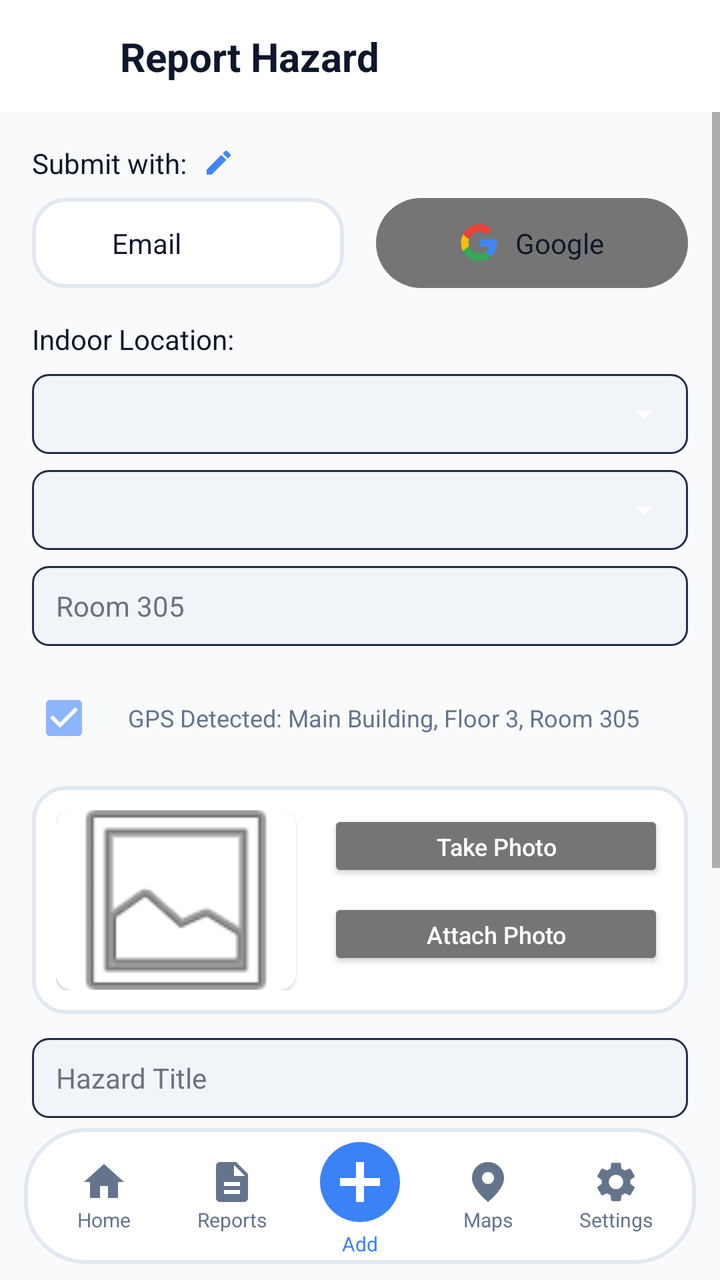
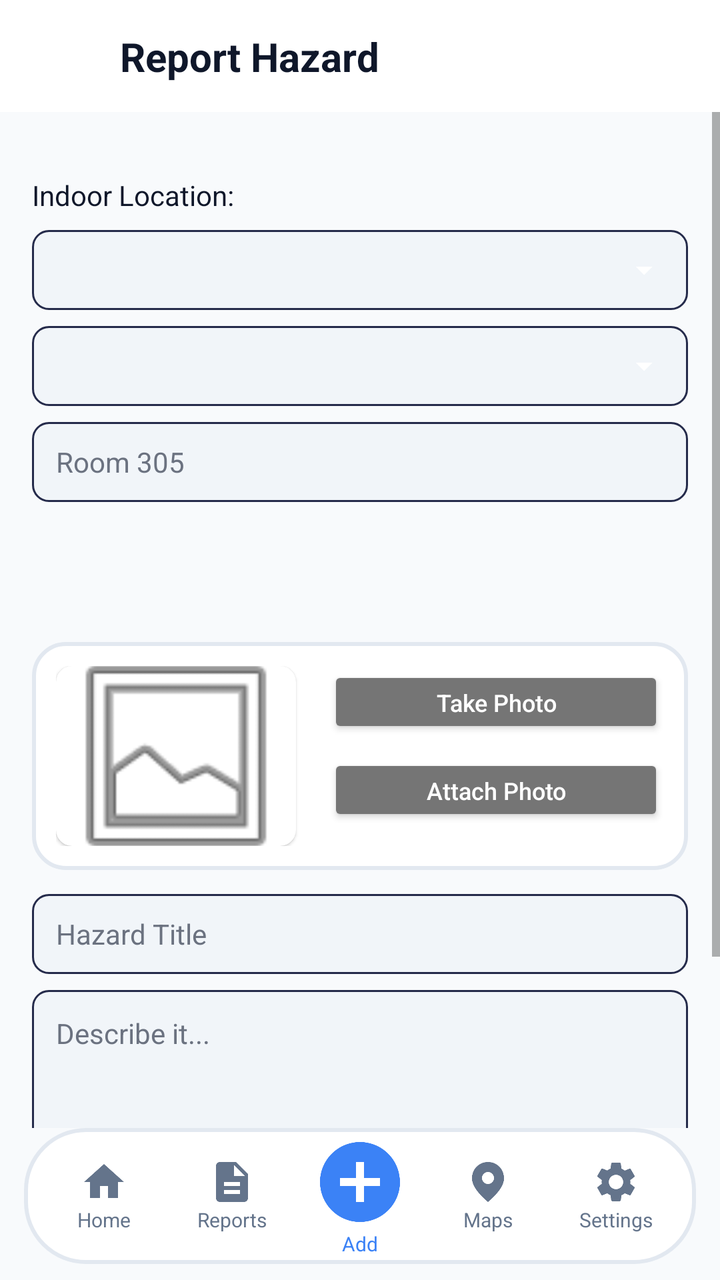

An Android layout rendered at two revisions. The XML below is the earlier revision; the diff shows what the commit changed to produce the second picture.
<!-- AndroidManifest.xml: application theme Theme.CampusSafeApplication -->
<!-- res/layout/activity_report_hazard.xml -->
<?xml version="1.0" encoding="utf-8"?>
<androidx.constraintlayout.widget.ConstraintLayout xmlns:android="http://schemas.android.com/apk/res/android"
    xmlns:app="http://schemas.android.com/apk/res-auto"
    xmlns:tools="http://schemas.android.com/tools"
    android:layout_width="match_parent"
    android:layout_height="match_parent"
    android:background="@color/bg_primary"
    android:fitsSystemWindows="true">

    
    <View
        android:id="@+id/topBar"
        android:layout_width="0dp"
        android:layout_height="56dp"
        android:background="@color/top_bar_bg"
        app:layout_constraintEnd_toEndOf="parent"
        app:layout_constraintStart_toStartOf="parent"
        app:layout_constraintTop_toTopOf="parent" />

    
    <ImageView
        android:id="@+id/btnBack"
        android:layout_width="48dp"
        android:layout_height="48dp"
        android:layout_marginStart="4dp"
        android:background="?attr/selectableItemBackgroundBorderless"
        android:contentDescription="Go Back"
        android:padding="12dp"
        android:src="@drawable/ic_arrow_back"
        app:layout_constraintBottom_toBottomOf="@id/topBar"
        app:layout_constraintStart_toStartOf="@id/topBar"
        app:layout_constraintTop_toTopOf="@id/topBar" />

    <TextView
        android:id="@+id/txtTitle"
        android:layout_width="wrap_content"
        android:layout_height="wrap_content"
        android:layout_marginStart="8dp"
        android:text="Report Hazard"
        android:textColor="@color/top_bar_text"
        android:textSize="20sp"
        android:textStyle="bold"
        app:layout_constraintBottom_toBottomOf="@id/topBar"
        app:layout_constraintStart_toEndOf="@id/btnBack"
        app:layout_constraintTop_toTopOf="@id/topBar" />

    <ScrollView
        android:layout_width="0dp"
        android:layout_height="0dp"
        android:clipToPadding="false"
        android:fillViewport="true"
        app:layout_constraintBottom_toTopOf="@+id/bottomNavigation"
        app:layout_constraintEnd_toEndOf="parent"
        app:layout_constraintStart_toStartOf="parent"
        app:layout_constraintTop_toBottomOf="@id/topBar">

        <LinearLayout
            android:layout_width="match_parent"
            android:layout_height="wrap_content"
            android:orientation="vertical"
            android:padding="16dp">

            
            <LinearLayout
                android:layout_width="match_parent"
                android:layout_height="wrap_content"
                android:gravity="center_vertical"
                android:orientation="horizontal">

                <TextView
                    android:layout_width="wrap_content"
                    android:layout_height="wrap_content"
                    android:text="Submit with:"
                    android:textColor="@color/text_primary"
                    android:textSize="14sp" />

                <ImageView
                    android:layout_width="16dp"
                    android:layout_height="16dp"
                    android:layout_marginStart="8dp"
                    android:src="@drawable/ic_pencil" />
            </LinearLayout>

            <LinearLayout
                android:layout_width="match_parent"
                android:layout_height="wrap_content"
                android:layout_marginTop="8dp"
                android:orientation="horizontal">

                <LinearLayout
                    android:layout_width="0dp"
                    android:layout_height="45dp"
                    android:layout_weight="1"
                    android:layout_marginEnd="8dp"
                    android:background="@drawable/grid_item_bg"
                    android:gravity="center"
                    android:orientation="horizontal"
                    android:paddingHorizontal="12dp"
                    android:clickable="true"
                    android:focusable="true">

                    <ImageView
                        android:layout_width="20dp"
                        android:layout_height="20dp"
                        android:src="@drawable/ic_email" />

                    <TextView
                        android:layout_width="0dp"
                        android:layout_height="wrap_content"
                        android:layout_weight="1"
                        android:layout_marginStart="8dp"
                        android:text="Email"
                        android:textColor="@color/text_primary" />

                    <ImageView
                        android:layout_width="16dp"
                        android:layout_height="16dp"
                        android:src="@drawable/ic_chevron_down" />
                </LinearLayout>

                <LinearLayout
                    android:layout_width="0dp"
                    android:layout_height="45dp"
                    android:layout_weight="1"
                    android:layout_marginStart="8dp"
                    android:background="@drawable/button_rounded_gray"
                    android:gravity="center"
                    android:orientation="horizontal"
                    android:clickable="true"
                    android:focusable="true">

                    <ImageView
                        android:layout_width="20dp"
                        android:layout_height="20dp"
                        android:src="@drawable/google_logo" />

                    <TextView
                        android:layout_width="wrap_content"
                        android:layout_height="wrap_content"
                        android:layout_marginStart="8dp"
                        android:text="Google"
                        android:textColor="@color/text_primary" />
                </LinearLayout>
            </LinearLayout>

            
            <TextView
                android:layout_width="wrap_content"
                android:layout_height="wrap_content"
                android:layout_marginTop="16dp"
                android:text="Indoor Location:"
                android:textColor="@color/text_primary"
                android:textSize="14sp" />

            <LinearLayout
                android:id="@+id/layoutBuildingContainer"
                android:layout_width="match_parent"
                android:layout_height="40dp"
                android:layout_marginTop="8dp"
                android:background="@drawable/input_box_bg"
                android:gravity="center_vertical"
                android:paddingHorizontal="12dp">

                <Spinner
                    android:id="@+id/spinnerBuilding"
                    android:layout_width="0dp"
                    android:layout_height="match_parent"
                    android:layout_weight="1"
                    android:textColor="@color/white"
                    android:background="@android:color/transparent"
                    android:theme="@style/ThemeOverlay.AppCompat.Dark"
                    android:spinnerMode="dropdown"
                    tools:listitem="@layout/spinner_item"/>

                <ImageView
                    android:layout_width="20dp"
                    android:layout_height="20dp"
                    android:src="@drawable/ic_chevron_down" />
            </LinearLayout>

            <LinearLayout
                android:id="@+id/layoutFloorContainer"
                android:layout_width="match_parent"
                android:layout_height="40dp"
                android:layout_marginTop="8dp"
                android:background="@drawable/input_box_bg"
                android:gravity="center_vertical"
                android:paddingHorizontal="12dp">

                <Spinner
                    android:id="@+id/spinnerFloor"
                    android:layout_width="0dp"
                    android:layout_height="match_parent"
                    android:layout_weight="1"
                    android:textColor="@color/white"
                    android:background="@android:color/transparent"
                    android:theme="@style/ThemeOverlay.AppCompat.Dark"
                    android:spinnerMode="dropdown"
                    tools:listitem="@layout/spinner_item"/>

                <ImageView
                    android:layout_width="20dp"
                    android:layout_height="20dp"
                    android:src="@drawable/ic_chevron_down" />
            </LinearLayout>

            <EditText
                android:id="@+id/etRoomNumber"
                android:layout_width="match_parent"
                android:layout_height="40dp"
                android:layout_marginTop="8dp"
                android:background="@drawable/input_box_bg"
                android:hint="Room 305"
                android:paddingHorizontal="12dp"
                android:textColor="@color/white"
                android:textColorHint="@color/hint_gray"
                android:textSize="14sp" />

            
            <LinearLayout
                android:layout_width="match_parent"
                android:layout_height="wrap_content"
                android:layout_marginTop="12dp"
                android:gravity="center_vertical"
                android:orientation="horizontal">

                <CheckBox
                    android:id="@+id/cbUseGps"
                    android:layout_width="wrap_content"
                    android:layout_height="wrap_content"
                    android:checked="true"
                    android:buttonTint="@color/shield_blue" />

                <TextView
                    android:layout_width="wrap_content"
                    android:layout_height="wrap_content"
                    android:text="GPS Detected: Main Building, Floor 3, Room 305"
                    android:textColor="@color/text_secondary"
                    android:textSize="12sp" />
            </LinearLayout>

            
            <LinearLayout
                android:layout_width="match_parent"
                android:layout_height="wrap_content"
                android:layout_marginTop="10dp"
                android:background="@drawable/grid_item_bg"
                android:orientation="horizontal"
                android:padding="12dp">

                <com.google.android.material.card.MaterialCardView
                    android:layout_width="120dp"
                    android:layout_height="90dp"
                    app:cardCornerRadius="8dp">
                    <ImageView
                        android:id="@+id/ivSelectedPhoto"
                        android:layout_width="match_parent"
                        android:layout_height="match_parent"
                        android:scaleType="centerCrop"
                        android:src="@android:drawable/ic_menu_gallery" />
                </com.google.android.material.card.MaterialCardView>

                <LinearLayout
                    android:layout_width="match_parent"
                    android:layout_height="wrap_content"
                    android:layout_marginStart="16dp"
                    android:orientation="vertical">

                    <Button
                        android:id="@+id/btnTakePhoto"
                        android:layout_width="match_parent"
                        android:layout_height="36dp"
                        android:text="Take Photo"
                        android:textAllCaps="false"
                        android:textColor="@color/white"
                        android:textSize="12sp"
                        app:cornerRadius="20dp"
                        android:backgroundTint="@color/btn_gray"/>

                    <Button
                        android:id="@+id/btnAttachPhoto"
                        android:layout_width="match_parent"
                        android:layout_height="36dp"
                        android:layout_marginTop="8dp"
                        android:backgroundTint="@color/btn_gray"
                        android:text="Attach Photo"
                        android:textAllCaps="false"
                        android:textColor="@color/white"
                        android:textSize="12sp"
                        app:cornerRadius="20dp" />
                </LinearLayout>
            </LinearLayout>

            
            <EditText
                android:id="@+id/etHazardTitle"
                android:layout_width="match_parent"
                android:layout_height="40dp"
                android:layout_marginTop="12dp"
                android:background="@drawable/input_box_bg"
                android:hint="Hazard Title"
                android:paddingHorizontal="12dp"
                android:textColor="@color/text_primary"
                android:textColorHint="@color/hint_gray"
                android:textSize="14sp" />

            <EditText
                android:id="@+id/etHazardDescription"
                android:layout_width="match_parent"
                android:layout_height="80dp"
                android:layout_marginTop="8dp"
                android:background="@drawable/input_box_bg"
                android:gravity="top"
                android:hint="Describe it..."
                android:padding="12dp"
                android:textColor="@color/text_primary"
                android:textColorHint="@color/hint_gray"
                android:textSize="14sp" />

            <Button
                android:id="@+id/btnSubmitReport"
                android:layout_width="match_parent"
                android:layout_height="wrap_content"
                android:layout_gravity="center_horizontal"
                android:layout_marginTop="16dp"
                android:layout_marginBottom="12dp"
                android:backgroundTint="@color/btn_gray"
                android:text="Submit Report"
                android:textAllCaps="false"
                android:textColor="@color/white"
                app:cornerRadius="20dp" />

        </LinearLayout>
    </ScrollView>

    
    <LinearLayout
        android:id="@+id/bottomNavigation"
        android:layout_width="0dp"
        android:layout_height="68dp"
        android:layout_marginHorizontal="12dp"
        android:layout_marginBottom="8dp"
        android:background="@drawable/bottom_nav_rounded_bg"
        android:gravity="center"
        android:orientation="horizontal"
        android:paddingHorizontal="8dp"
        app:layout_constraintBottom_toBottomOf="parent"
        app:layout_constraintEnd_toEndOf="parent"
        app:layout_constraintStart_toStartOf="parent">

        <LinearLayout
            android:id="@+id/navHome"
            android:layout_width="0dp"
            android:layout_height="wrap_content"
            android:layout_weight="1"
            android:gravity="center"
            android:orientation="vertical"
            android:clickable="true"
            android:focusable="true">
            <ImageView
                android:layout_width="24dp"
                android:layout_height="24dp"
                android:src="@drawable/ic_home"
                app:tint="@color/nav_icon_tint"
                android:contentDescription="Home"/>
            <TextView
                android:layout_width="wrap_content"
                android:layout_height="wrap_content"
                android:text="Home"
                android:textColor="@color/nav_text_color"
                android:textSize="10sp" />
        </LinearLayout>

        <LinearLayout
            android:id="@+id/navReports"
            android:layout_width="0dp"
            android:layout_height="wrap_content"
            android:layout_weight="1"
            android:gravity="center"
            android:orientation="vertical"
            android:clickable="true"
            android:focusable="true">
            <ImageView
                android:layout_width="24dp"
                android:layout_height="24dp"
                android:src="@drawable/ic_reports"
                app:tint="@color/nav_icon_tint"
                android:contentDescription="Reports"/>
            <TextView
                android:layout_width="wrap_content"
                android:layout_height="wrap_content"
                android:text="Reports"
                android:textColor="@color/nav_text_color"
                android:textSize="10sp" />
        </LinearLayout>

        <LinearLayout
            android:id="@+id/navAdd"
            android:layout_width="0dp"
            android:layout_height="wrap_content"
            android:layout_weight="1"
            android:gravity="center"
            android:orientation="vertical"
            android:clickable="true"
            android:focusable="true">
            <ImageView
                android:layout_width="48dp"
                android:layout_height="48dp"
                android:src="@drawable/ic_add_circle"
                app:tint="@color/nav_selected"
                android:contentDescription="Add"/>
            <TextView
                android:layout_width="wrap_content"
                android:layout_height="wrap_content"
                android:text="Add"
                android:textColor="@color/nav_selected"
                android:textSize="10sp" />
        </LinearLayout>

        <LinearLayout
            android:id="@+id/navMaps"
            android:layout_width="0dp"
            android:layout_height="wrap_content"
            android:layout_weight="1"
            android:gravity="center"
            android:orientation="vertical"
            android:clickable="true"
            android:focusable="true">
            <ImageView
                android:layout_width="24dp"
                android:layout_height="24dp"
                android:src="@drawable/ic_location"
                app:tint="@color/nav_icon_tint"
                android:contentDescription="Maps"/>
            <TextView
                android:layout_width="wrap_content"
                android:layout_height="wrap_content"
                android:text="Maps"
                android:textColor="@color/nav_text_color"
                android:textSize="10sp" />
        </LinearLayout>

        <LinearLayout
            android:id="@+id/navSettings"
            android:layout_width="0dp"
            android:layout_height="wrap_content"
            android:layout_weight="1"
            android:gravity="center"
            android:orientation="vertical"
            android:clickable="true"
            android:focusable="true">
            <ImageView
                android:layout_width="24dp"
                android:layout_height="24dp"
                android:src="@drawable/ic_settings"
                app:tint="@color/nav_icon_tint"
                android:contentDescription="Settings"/>
            <TextView
                android:layout_width="wrap_content"
                android:layout_height="wrap_content"
                android:text="Settings"
                android:textColor="@color/nav_text_color"
                android:textSize="10sp" />
        </LinearLayout>

    </LinearLayout>

</androidx.constraintlayout.widget.ConstraintLayout>
<!-- res/layout/spinner_item.xml (included above) -->
<?xml version="1.0" encoding="utf-8"?>
<TextView xmlns:android="http://schemas.android.com/apk/res/android"
    android:id="@+id/text1"
    android:layout_width="match_parent"
    android:layout_height="wrap_content"
    android:gravity="center_vertical"
    android:paddingStart="4dp"
    android:paddingEnd="4dp"
    android:textColor="?android:attr/textColorPrimary"
    android:singleLine="true"
    android:textSize="14sp" />
<!-- resources referenced by this layout -->
<resources>
  <color name="bg_primary">#F8FAFC</color>
  <color name="btn_gray">#757575</color>
  <color name="hint_gray">#6B7280</color>
  <color name="nav_icon_tint">#64748B</color>
  <color name="nav_selected">#3B82F6</color>
  <color name="nav_text_color">#64748B</color>
  <color name="shield_blue">#8DB4FF</color>
  <color name="text_primary">#0F172A</color>
  <color name="text_secondary">#64748B</color>
  <color name="top_bar_bg">#FFFFFF</color>
  <color name="top_bar_text">#0F172A</color>
  <color name="white">#FFFFFFFF</color>
  <!-- drawable button_rounded_gray (drawable) -->
  <?xml version="1.0" encoding="utf-8"?>
  <shape xmlns:android="http://schemas.android.com/apk/res/android">
      <solid android:color="@color/btn_gray" />
      <corners android:radius="25dp" />
  </shape>
  <!-- drawable google_logo (drawable) -->
  <?xml version="1.0" encoding="utf-8"?>
  <vector xmlns:android="http://schemas.android.com/apk/res/android"
      android:width="24dp"
      android:height="24dp"
      android:viewportWidth="24"
      android:viewportHeight="24">
      <path
          android:fillColor="#4285F4"
          android:pathData="M22.56,12.25c0,-0.78 -0.07,-1.53 -0.2,-2.25H12v4.26h5.92c-0.26,1.37 -1.04,2.53 -2.21,3.31v2.77h3.57C21.35,18.41 22.56,15.62 22.56,12.25z" />
      <path
          android:fillColor="#34A853"
          android:pathData="M12,23c2.97,0 5.46,-0.98 7.28,-2.66l-3.57,-2.77c-0.98,0.66 -2.23,1.06 -3.71,1.06 -2.86,0 -5.29,-1.93 -6.16,-4.53H2.18v2.84C3.99,20.53 7.7,23 12,23z" />
      <path
          android:fillColor="#FBBC05"
          android:pathData="M5.84,14.09c-0.22,-0.66 -0.35,-1.36 -0.35,-2.09s0.13,-1.43 0.35,-2.09V7.07H2.18C1.43,8.55 1,10.22 1,12s0.43,3.45 1.18,4.93l3.66,-2.84z" />
      <path
          android:fillColor="#EA4335"
          android:pathData="M12,5.38c1.62,0 3.06,0.56 4.21,1.64l3.15,-3.15C17.45,2.09 14.97,1 12,1 7.7,1 3.99,3.47 2.18,7.07l3.66,2.84c0.87,-2.6 3.3,-4.53 6.16,-4.53z" />
  </vector>
  <!-- drawable grid_item_bg (drawable) -->
  <?xml version="1.0" encoding="utf-8"?>
  <shape xmlns:android="http://schemas.android.com/apk/res/android">
      <solid android:color="@color/card_bg" />
      <stroke
          android:width="2dp"
          android:color="@color/card_stroke" />
      <corners android:radius="16dp" />
  </shape>
  <!-- drawable ic_email (drawable) -->
  <vector xmlns:android="http://schemas.android.com/apk/res/android"
      android:width="24dp"
      android:height="24dp"
      android:viewportWidth="24"
      android:viewportHeight="24">
      <path
          android:fillColor="#FFFFFF"
          android:pathData="M20,4H4c-1.1,0 -1.99,0.9 -1.99,2L2,18c0,1.1 0.9,2 2,2h16c1.1,0 2,-0.9 2,-2V6c0,-1.1 -0.9,-2 -2,-2zm0,4l-8,5 -8,-5V6l8,5 8,-5v2z" />
  </vector>
  <!-- drawable ic_pencil (drawable) -->
  <vector xmlns:android="http://schemas.android.com/apk/res/android"
      android:width="24dp"
      android:height="24dp"
      android:viewportWidth="24"
      android:viewportHeight="24">
      <path
          android:fillColor="#4285F4"
          android:pathData="M3,17.25V21h3.75L17.81,9.94l-3.75,-3.75L3,17.25zM20.71,7.04c0.39,-0.39 0.39,-1.02 0,-1.41l-2.34,-2.34c-0.39,-0.39 -1.02,-0.39 -1.41,0l-1.83,1.83 3.75,3.75 1.83,-1.83z" />
  </vector>
  <!-- drawable input_box_bg (drawable) -->
  <?xml version="1.0" encoding="utf-8"?>
  <shape xmlns:android="http://schemas.android.com/apk/res/android">
      <solid android:color="@color/input_bg" />
      <stroke android:width="1dp" android:color="@color/input_stroke" />
      <corners android:radius="8dp" />
  </shape>
  <color name="bottom_nav_bg">#FFFFFF</color>
  <color name="card_stroke">#E2E8F0</color>
  <color name="card_bg">#FFFFFF</color>
  <color name="input_bg">#F1F5F9</color>
  <color name="input_stroke">#252B4B</color>
  <color name="shield_outline">#2D5BD0</color>
  <color name="black">#FF000000</color>
  <!-- unchanged entries left out for length: 9 -->
</resources>

<!-- the commit's change to res/layout/activity_report_hazard.xml (unified diff, before → after) -->
@@ -61,89 +61,6 @@
             android:padding="16dp">
 
             
-            <LinearLayout
-                android:layout_width="match_parent"
-                android:layout_height="wrap_content"
-                android:gravity="center_vertical"
-                android:orientation="horizontal">
-
-                <TextView
-                    android:layout_width="wrap_content"
-                    android:layout_height="wrap_content"
-                    android:text="Submit with:"
-                    android:textColor="@color/text_primary"
-                    android:textSize="14sp" />
-
-                <ImageView
-                    android:layout_width="16dp"
-                    android:layout_height="16dp"
-                    android:layout_marginStart="8dp"
-                    android:src="@drawable/ic_pencil" />
-            </LinearLayout>
-
-            <LinearLayout
-                android:layout_width="match_parent"
-                android:layout_height="wrap_content"
-                android:layout_marginTop="8dp"
-                android:orientation="horizontal">
-
-                <LinearLayout
-                    android:layout_width="0dp"
-                    android:layout_height="45dp"
-                    android:layout_weight="1"
-                    android:layout_marginEnd="8dp"
-                    android:background="@drawable/grid_item_bg"
-                    android:gravity="center"
-                    android:orientation="horizontal"
-                    android:paddingHorizontal="12dp"
-                    android:clickable="true"
-                    android:focusable="true">
-
-                    <ImageView
-                        android:layout_width="20dp"
-                        android:layout_height="20dp"
-                        android:src="@drawable/ic_email" />
-
-                    <TextView
-                        android:layout_width="0dp"
-                        android:layout_height="wrap_content"
-                        android:layout_weight="1"
-                        android:layout_marginStart="8dp"
-                        android:text="Email"
-                        android:textColor="@color/text_primary" />
-
-                    <ImageView
-                        android:layout_width="16dp"
-                        android:layout_height="16dp"
-                        android:src="@drawable/ic_chevron_down" />
-                </LinearLayout>
-
-                <LinearLayout
-                    android:layout_width="0dp"
-                    android:layout_height="45dp"
-                    android:layout_weight="1"
-                    android:layout_marginStart="8dp"
-                    android:background="@drawable/button_rounded_gray"
-                    android:gravity="center"
-                    android:orientation="horizontal"
-                    android:clickable="true"
-                    android:focusable="true">
-
-                    <ImageView
-                        android:layout_width="20dp"
-                        android:layout_height="20dp"
-                        android:src="@drawable/google_logo" />
-
-                    <TextView
-                        android:layout_width="wrap_content"
-                        android:layout_height="wrap_content"
-                        android:layout_marginStart="8dp"
-                        android:text="Google"
-                        android:textColor="@color/text_primary" />
-                </LinearLayout>
-            </LinearLayout>
-
-            
             <TextView
                 android:layout_width="wrap_content"
                 android:layout_height="wrap_content"
@@ -228,15 +145,9 @@
                     android:id="@+id/cbUseGps"
                     android:layout_width="wrap_content"
                     android:layout_height="wrap_content"
+                    android:button="@null"
                     android:checked="true"
                     android:buttonTint="@color/shield_blue" />
-
-                <TextView
-                    android:layout_width="wrap_content"
-                    android:layout_height="wrap_content"
-                    android:text="GPS Detected: Main Building, Floor 3, Room 305"
-                    android:textColor="@color/text_secondary"
-                    android:textSize="12sp" />
             </LinearLayout>
 
             
<!-- resource entries referenced after the edit -->
@@ -8,36 +8,9 @@
   <color name="nav_text_color">#64748B</color>
   <color name="shield_blue">#8DB4FF</color>
   <color name="text_primary">#0F172A</color>
-  <color name="text_secondary">#64748B</color>
   <color name="top_bar_bg">#FFFFFF</color>
   <color name="top_bar_text">#0F172A</color>
   <color name="white">#FFFFFFFF</color>
-  <!-- drawable button_rounded_gray (drawable) -->
-  <?xml version="1.0" encoding="utf-8"?>
-  <shape xmlns:android="http://schemas.android.com/apk/res/android">
-      <solid android:color="@color/btn_gray" />
-      <corners android:radius="25dp" />
-  </shape>
-  <!-- drawable google_logo (drawable) -->
-  <?xml version="1.0" encoding="utf-8"?>
-  <vector xmlns:android="http://schemas.android.com/apk/res/android"
-      android:width="24dp"
-      android:height="24dp"
-      android:viewportWidth="24"
-      android:viewportHeight="24">
-      <path
-          android:fillColor="#4285F4"
-          android:pathData="M22.56,12.25c0,-0.78 -0.07,-1.53 -0.2,-2.25H12v4.26h5.92c-0.26,1.37 -1.04,2.53 -2.21,3.31v2.77h3.57C21.35,18.41 22.56,15.62 22.56,12.25z" />
-      <path
-          android:fillColor="#34A853"
-          android:pathData="M12,23c2.97,0 5.46,-0.98 7.28,-2.66l-3.57,-2.77c-0.98,0.66 -2.23,1.06 -3.71,1.06 -2.86,0 -5.29,-1.93 -6.16,-4.53H2.18v2.84C3.99,20.53 7.7,23 12,23z" />
-      <path
-          android:fillColor="#FBBC05"
-          android:pathData="M5.84,14.09c-0.22,-0.66 -0.35,-1.36 -0.35,-2.09s0.13,-1.43 0.35,-2.09V7.07H2.18C1.43,8.55 1,10.22 1,12s0.43,3.45 1.18,4.93l3.66,-2.84z" />
-      <path
-          android:fillColor="#EA4335"
-          android:pathData="M12,5.38c1.62,0 3.06,0.56 4.21,1.64l3.15,-3.15C17.45,2.09 14.97,1 12,1 7.7,1 3.99,3.47 2.18,7.07l3.66,2.84c0.87,-2.6 3.3,-4.53 6.16,-4.53z" />
-  </vector>
   <!-- drawable grid_item_bg (drawable) -->
   <?xml version="1.0" encoding="utf-8"?>
   <shape xmlns:android="http://schemas.android.com/apk/res/android">
@@ -47,26 +20,6 @@
           android:color="@color/card_stroke" />
       <corners android:radius="16dp" />
   </shape>
-  <!-- drawable ic_email (drawable) -->
-  <vector xmlns:android="http://schemas.android.com/apk/res/android"
-      android:width="24dp"
-      android:height="24dp"
-      android:viewportWidth="24"
-      android:viewportHeight="24">
-      <path
-          android:fillColor="#FFFFFF"
-          android:pathData="M20,4H4c-1.1,0 -1.99,0.9 -1.99,2L2,18c0,1.1 0.9,2 2,2h16c1.1,0 2,-0.9 2,-2V6c0,-1.1 -0.9,-2 -2,-2zm0,4l-8,5 -8,-5V6l8,5 8,-5v2z" />
-  </vector>
-  <!-- drawable ic_pencil (drawable) -->
-  <vector xmlns:android="http://schemas.android.com/apk/res/android"
-      android:width="24dp"
-      android:height="24dp"
-      android:viewportWidth="24"
-      android:viewportHeight="24">
-      <path
-          android:fillColor="#4285F4"
-          android:pathData="M3,17.25V21h3.75L17.81,9.94l-3.75,-3.75L3,17.25zM20.71,7.04c0.39,-0.39 0.39,-1.02 0,-1.41l-2.34,-2.34c-0.39,-0.39 -1.02,-0.39 -1.41,0l-1.83,1.83 3.75,3.75 1.83,-1.83z" />
-  </vector>
   <!-- drawable input_box_bg (drawable) -->
   <?xml version="1.0" encoding="utf-8"?>
   <shape xmlns:android="http://schemas.android.com/apk/res/android">
